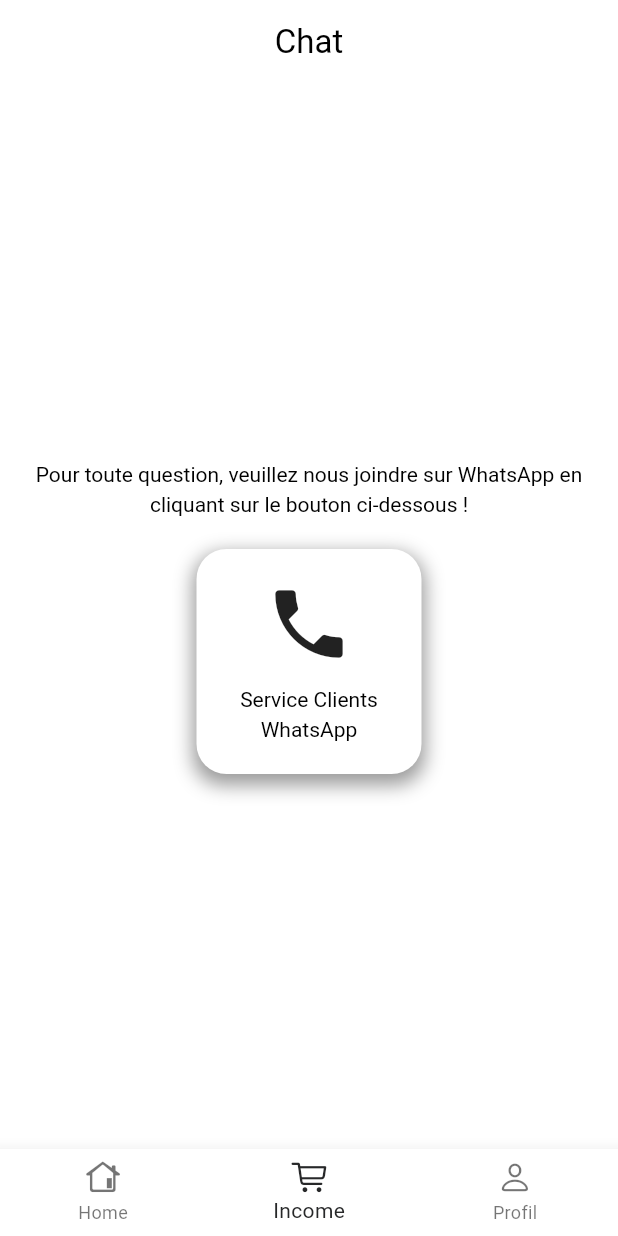
After one commit to justinakonkwa/balar, a Flutter app: the screen it shows once a user with an empty profile is signed in, item 2 of the bottom bar chosen, after a tap on "Service Clients", on a phone screen of 412 x 824 dp. The commit adds this screen. Run offline on Flutter 3.47's test engine with Material 3 defaults, Android fonts, the phone set to English and light mode, and no system bars; our stand-ins replace cloud_firestore, connectivity_plus, country_code_picker, firebase_auth, firebase_core, firebase_messaging and 6 more; accounts and stored records are empty; Roboto replaces fonts that are missing (Montserrat).

Commit message:
add page chat

```diff
--- a/lib/mainpage.dart
+++ b/lib/mainpage.dart
@@ -1,5 +1,6 @@
 // ignore_for_file: prefer_const_constructors
 
+import 'package:balare/pages/chat.dart';
 import 'package:balare/pages/home_page.dart';
 import 'package:balare/pages/income_page.dart';
 import 'package:balare/pages/user_page.dart';
@@ -20,7 +21,7 @@ class _MainPageState extends State<MainPage> {
 
   final List<Widget> _widgetOptions = <Widget>[
     HomePage(),
-    IncomePage(),
+    ChatPage(),
     SettingsPage(),
   ];
 
--- /dev/null
+++ b/lib/pages/chat.dart
@@ -0,0 +1,94 @@
+import 'package:balare/widget/app_text.dart';
+import 'package:balare/widget/constantes.dart';
+import 'package:flutter/material.dart';
+import 'package:url_launcher/url_launcher.dart';
+
+class ChatPage extends StatefulWidget {
+  const ChatPage({super.key});
+
+  @override
+  State<ChatPage> createState() => _ChatPageState();
+}
+
+class _ChatPageState extends State<ChatPage> {
+  Future<void> openWhatsApp(String phoneNumber, String message) async {
+    final String encodedMessage = Uri.encodeComponent(message);
+    final Uri whatsappUrl =
+    Uri.parse('whatsapp://send?phone=$phoneNumber&text=$encodedMessage');
+
+    bool canOpen = await canLaunchUrl(whatsappUrl);
+    if (canOpen) {
+      await launchUrl(whatsappUrl, mode: LaunchMode.externalApplication);
+    } else {
+      print("Erreur : WhatsApp n'est pas détecté comme installé.");
+      throw 'Impossible d\'ouvrir WhatsApp';
+    }
+  }
+
+  @override
+  Widget build(BuildContext context) {
+    return Scaffold(
+      appBar: AppBar(
+        automaticallyImplyLeading: false,
+        title: AppText(text: 'Chat'),
+        centerTitle: true,
+      ),
+      body: Padding(
+        padding: const EdgeInsets.all(10.0),
+        child: Center(
+          child: Column(
+            mainAxisAlignment: MainAxisAlignment.center,
+            children: [
+              AppText(
+                text:
+                "Pour toute question, veuillez nous joindre sur WhatsApp en cliquant sur le bouton ci-dessous !",
+                textAlign: TextAlign.center,
+              ),
+              sizedbox,
+              sizedbox,
+              GestureDetector(
+                onTap: () {
+                  openWhatsApp(
+                    '+243975024769',
+                    'Bonjour, je vous contacte depuis mon application Balar !',
+                  );
+                },
+                child: Container(
+                  width: 150,
+                  height: 150,
+                  decoration: BoxDecoration(
+                    color: Theme.of(context).colorScheme.background,
+                    borderRadius: BorderRadius.circular(20),
+                    boxShadow: [
+                      BoxShadow(
+                        color: Theme.of(context)
+                            .colorScheme
+                            .inverseSurface
+                            .withOpacity(0.4),
+                        spreadRadius: 2,
+                        blurRadius: 10,
+                        offset: Offset(0, 5),
+                      ),
+                    ],
+                  ),
+                  child: Column(
+                    mainAxisAlignment: MainAxisAlignment.center,
+                    children: [
+                      Icon(
+                        Icons.phone,
+                        size: 60,
+                      ),
+                      sizedbox,
+                      AppText(text: 'Service Clients'),
+                      AppText(text: 'WhatsApp'),
+                    ],
+                  ),
+                ),
+              ),
+            ],
+          ),
+        ),
+      ),
+    );
+  }
+}
--- a/lib/pages/home_page.dart
+++ b/lib/pages/home_page.dart
@@ -252,10 +252,9 @@ class _HomePageState extends State<HomePage> {
       stream: _zipStreams(revenueStream, expenseStream, debtStream),
       builder: (context, snapshot) {
         if (snapshot.connectionState == ConnectionState.waiting) {
-          return Center(
-            child: Container(
-              margin:
-                  EdgeInsets.only(top: 5, bottom: 5, right: 10.0, left: 10.0),
+          return Container(
+            alignment: Alignment.center,
+            margin: EdgeInsets.only(top: 5, bottom: 5, right: 10.0, left: 10.0),
             padding: EdgeInsets.all(5),
             height: 150,
             width: double.maxFinite,
@@ -263,6 +262,64 @@ class _HomePageState extends State<HomePage> {
               borderRadius: BorderRadius.circular(20),
               color: Theme.of(context).highlightColor,
             ),
+            child: Column(
+              mainAxisAlignment: MainAxisAlignment.center,
+              children: [
+                Row(
+                  mainAxisAlignment: MainAxisAlignment.start,
+                  children: [
+                    Container(
+                      margin: EdgeInsets.only(
+                          top: 5, bottom: 5, right: 10.0, left: 10.0),
+                      padding: EdgeInsets.all(5),
+                      height: 40.0,
+                      width: 40.0,
+                      decoration: BoxDecoration(
+                        borderRadius: BorderRadius.circular(10),
+                        color: Theme.of(context).highlightColor,
+                      ),
+                    ),
+                    sizedbox2,
+                    Container(
+                      margin: EdgeInsets.only(
+                          top: 5, bottom: 5, right: 10.0, left: 10.0),
+                      padding: EdgeInsets.all(5),
+                      height: 10,
+                      width: 280.0,
+                      decoration: BoxDecoration(
+                        borderRadius: BorderRadius.circular(20),
+                        color: Theme.of(context).highlightColor,
+                      ),
+                    ),
+                  ],
+                ),
+                Row(
+                  mainAxisAlignment: MainAxisAlignment.start,
+                  children: [
+                    Container(
+                      margin: EdgeInsets.only(top: 15, right: 10.0, left: 10.0),
+                      padding: EdgeInsets.all(5),
+                      height: 40.0,
+                      width: 40.0,
+                      decoration: BoxDecoration(
+                        borderRadius: BorderRadius.circular(10),
+                        color: Theme.of(context).highlightColor,
+                      ),
+                    ),
+                    sizedbox2,
+                    Container(
+                      margin: EdgeInsets.only(top: 15, right: 10.0, left: 10.0),
+                      padding: EdgeInsets.all(5),
+                      height: 10,
+                      width: 280.0,
+                      decoration: BoxDecoration(
+                        borderRadius: BorderRadius.circular(20),
+                        color: Theme.of(context).highlightColor,
+                      ),
+                    ),
+                  ],
+                ),
+              ],
             ),
           );
         }
--- a/lib/screens/history_screen.dart
+++ b/lib/screens/history_screen.dart
@@ -5,7 +5,6 @@ import 'package:balare/pages/home_page.dart';
 import 'package:balare/widget/app_text.dart';
 import 'package:balare/widget/app_text_large.dart';
 import 'package:balare/widget/constantes.dart';
-import 'package:balare/widget/lign.dart';
 import 'package:cloud_firestore/cloud_firestore.dart';
 import 'package:flutter/cupertino.dart';
 import 'package:flutter/material.dart';
@@ -26,7 +25,8 @@ class HistoriquePage extends StatefulWidget {
 class _HistoriquePageState extends State<HistoriquePage> {
   final dateFormat = DateFormat('dd/MM/yyyy');
   DateTime? selectedDate;
-  String selectedPeriod = "Aujourd'hui"; // Période sélectionnée pour le filtre
+  String selectedPeriod = "Aujourd'hui";
+  bool isLoanding = false;
   Map<DateTime, List<Map<String, dynamic>>> groupedTransactions = {};
 
   @override
@@ -39,6 +39,9 @@ class _HistoriquePageState extends State<HistoriquePage> {
   Future<void> generatePdfAndShare(
       List<Map<String, dynamic>> transactions, DateTime? date) async {
     final pdf = pw.Document();
+    setState(() {
+      isLoanding = true;
+    });
     final title = date != null
         ? "Transactions du $selectedPeriod"
         : "Historique complet des transactions";
@@ -94,6 +97,9 @@ class _HistoriquePageState extends State<HistoriquePage> {
 
     final xFile = XFile(file.path);
     Share.shareXFiles([xFile], text: title);
+    setState(() {
+      isLoanding = false;
+    });
   }
 
   // Fonction pour filtrer les transactions par période sélectionnée
@@ -151,12 +157,7 @@ class _HistoriquePageState extends State<HistoriquePage> {
           tag: "Back2",
           child: GestureDetector(
             onTap: () {
-              Navigator.push(
-                context,
-                MaterialPageRoute(
-                  builder: (context) => HomePage(),
-                ),
-              );
+              Navigator.of(context).pop();
             },
             child: Row(
               children: [
@@ -169,7 +170,9 @@ class _HistoriquePageState extends State<HistoriquePage> {
         title: title(),
         centerTitle: true,
         actions: [
-          DropdownButton<String>(
+          Container(
+            child: DropdownButton<String>(
+              borderRadius: BorderRadius.circular(20),
               value: selectedPeriod,
               onChanged: (String? newValue) {
                 setState(() {
@@ -194,6 +197,7 @@ class _HistoriquePageState extends State<HistoriquePage> {
                 child: Icon(
                   Icons.arrow_drop_down, // L'icône que vous souhaitez afficher
                   // Taille de l'icône (agrandi)
+                ),
               ),
             ),
           ),
@@ -474,7 +478,11 @@ class _HistoriquePageState extends State<HistoriquePage> {
                               );
                             }
                           },
-                          child: const Icon(
+                          child: isLoanding
+                              ? CupertinoActivityIndicator(
+                                  color: Theme.of(context).colorScheme.primary,
+                                )
+                              : Icon(
                                   CupertinoIcons.share,
                                 ),
                         ),
```
Also changed, not shown: 1 other file. Lines whose indentation alone changed are shown as unchanged.
